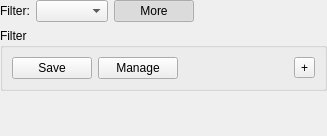
Above: widgets/parameterwidget.ui from Pegasus-RPG/xtuple-client before the change. Below: the same form after it.
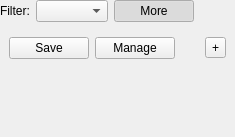
That is the form after the change. Custom widgets are drawn as their Qt base class.

Patch:
```diff
--- a/widgets/parameterwidget.ui
+++ b/widgets/parameterwidget.ui
@@ -6,11 +6,11 @@
    <rect>
     <x>0</x>
     <y>0</y>
-    <width>327</width>
-    <height>136</height>
+    <width>235</width>
+    <height>137</height>
    </rect>
   </property>
-  <layout class="QGridLayout" name="gridLayout_2">
+  <layout class="QGridLayout" name="gridLayout">
    <property name="margin">
     <number>0</number>
    </property>
@@ -57,17 +57,14 @@
       </layout>
      </item>
      <item>
-      <widget class="QGroupBox" name="_filterGroup">
-       <property name="sizePolicy">
-        <sizepolicy hsizetype="Preferred" vsizetype="MinimumExpanding">
-         <horstretch>0</horstretch>
-         <verstretch>0</verstretch>
-        </sizepolicy>
+      <widget class="QFrame" name="_filterGroup">
+       <property name="frameShape">
+        <enum>QFrame::NoFrame</enum>
        </property>
-       <property name="title">
-        <string>Filter</string>
+       <property name="frameShadow">
+        <enum>QFrame::Raised</enum>
        </property>
-       <layout class="QGridLayout" name="gridLayout">
+       <layout class="QGridLayout" name="gridLayout_2">
         <item row="0" column="0">
          <layout class="QHBoxLayout" name="_footerLayout">
           <item>
```
Left out of the diff: 8 changed lines with no effect on the pictures.
